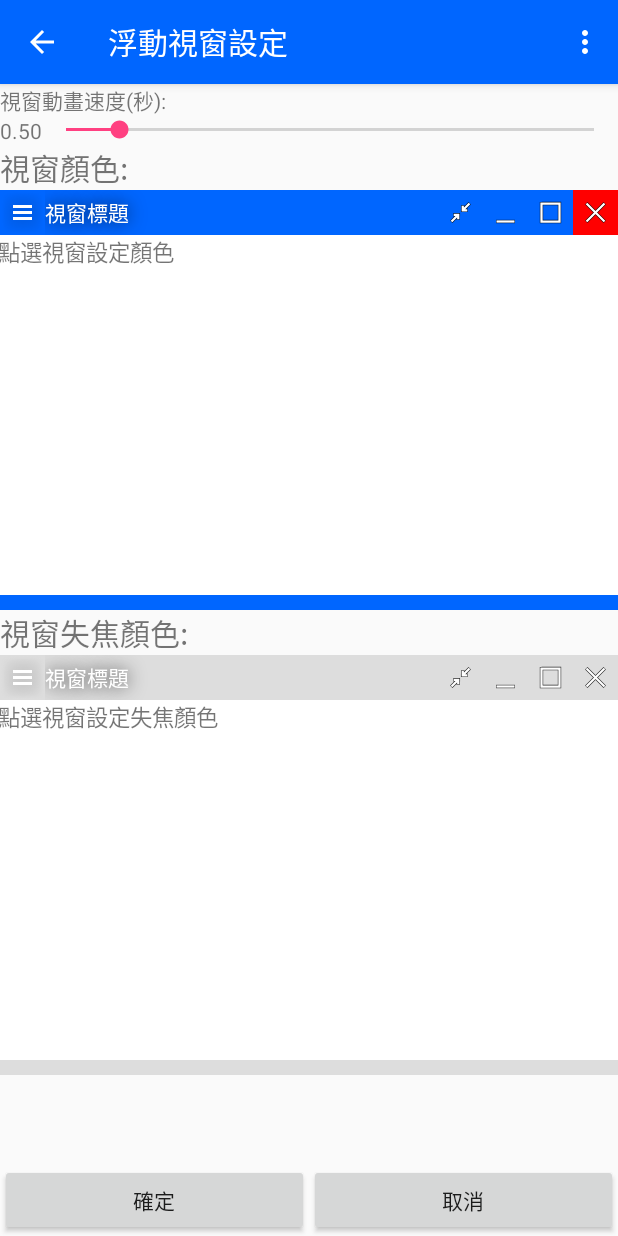
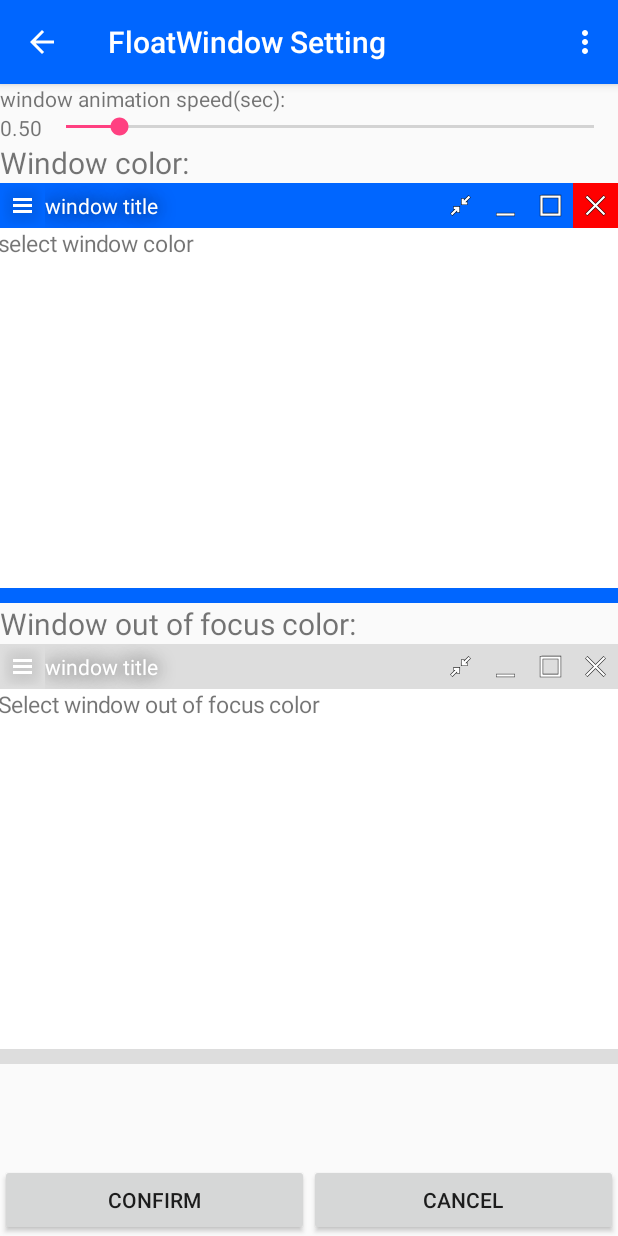
Before and after one commit to jack850628/FloatWindow, an Android app: the Setting screen opened directly, with no data from a screen before it, on a phone screen of 412 x 824 dp. Run offline under Robolectric (Android 15) with nearby library versions, the phone set to English and light mode, and no system bars; libraries missing offline, so code that uses them is left out: net.margaritov.preference.

Commit message:
多語系化

```diff
--- a/app/src/main/AndroidManifest.xml
+++ b/app/src/main/AndroidManifest.xml
@@ -30,7 +30,7 @@
                 <data android:scheme="https"/>
             </intent-filter>
         </activity>
-        <activity android:name=".Setup"/>
+        <activity android:name=".Setting"/>
         <service android:name=".FloatServer" android:hardwareAccelerated ="true"/>
     </application>
 
--- a/app/src/main/java/com/example/jack8/floatwindow/MainActivity.java
+++ b/app/src/main/java/com/example/jack8/floatwindow/MainActivity.java
@@ -33,11 +33,11 @@ public class MainActivity extends AppCompatActivity {
         if(url == null) {
             intent.putExtra("intent",FloatServer.OPEN_FLOAT_WINDOW);
             intent.putExtra("Layouts", new int[]{R.layout.webpage, R.layout.note_page, R.layout.window_context, R.layout.window_conetxt2});
-            intent.putExtra("Titles", new String[]{"網頁瀏覽器", "便條紙", "溫度轉換", "BMI轉換"});
+            intent.putExtra("Titles", new String[]{getResources().getString(R.string.web_browser), getResources().getString(R.string.note), getResources().getString(R.string.temperature_conversion), getResources().getString(R.string.BMI_conversion)});
         }else{
             intent.putExtra("intent",FloatServer.OPEN_EXTRA_URL);
             intent.putExtra("Layouts", new int[]{R.layout.webpage, R.layout.note_page});
-            intent.putExtra("Titles", new String[]{"網頁瀏覽器", "便條紙"});
+            intent.putExtra("Titles", new String[]{getResources().getString(R.string.web_browser), getResources().getString(R.string.note)});
             intent.putExtra("extra_url",url);
         }
 
--- a/app/src/main/java/com/example/jack8/floatwindow/Setup.java
+++ b/app/src/main/java/com/example/jack8/floatwindow/Setting.java
@@ -24,7 +24,7 @@ import net.margaritov.preference.colorpicker.ColorPickerDialog;
 
 import java.util.ArrayList;
 
-public class Setup extends AppCompatActivity {
+public class Setting extends AppCompatActivity {
     WindowColor wColor;
     ViewGroup windowsBackground,titleBar,sizeBar,microMaxButtonBackground,closeButtonBackground;
     ViewGroup windowsBackgroundNotFoucs,titleBarNotFoucs,sizeBarNotFoucs,microMaxButtonBackgroundNotFoucs,closeButtonBackgroundNotFoucs;
@@ -33,13 +33,13 @@ public class Setup extends AppCompatActivity {
     @Override
     protected void onCreate(Bundle savedInstanceState) {
         super.onCreate(savedInstanceState);
-        setContentView(R.layout.setup);
+        setContentView(R.layout.setting);
         wColor=new WindowColor(this);
         getSupportActionBar().setDisplayHomeAsUpEnabled(true);
         getSupportActionBar().setBackgroundDrawable(new ColorDrawable(wColor.getTitleBar()));//設定標題列顏色
         if (Build.VERSION.SDK_INT>=Build.VERSION_CODES.LOLLIPOP)//判斷作業系統是否大於等於Android 5.0
             getWindow().setStatusBarColor(wColor.getTitleBar());//設定通知列顏色
-        setTitle("浮動視窗設定");
+        setTitle(getString(R.string.float_window_setting));
 
         secondSet=(SeekBar) findViewById(R.id.secondSet);
         secondSet.setOnSeekBarChangeListener(new SeekBar.OnSeekBarChangeListener() {
@@ -64,12 +64,12 @@ public class Setup extends AppCompatActivity {
         ViewGroup content = (ViewGroup)findViewById(R.id.content);
         View FoucsWindow,NotFoucsWindow;
         TextView windowColorSetTitle=new TextView(this);
-        windowColorSetTitle.setText("視窗顏色:");
+        windowColorSetTitle.setText(getString(R.string.window_color));
         windowColorSetTitle.setTextSize(20f);
         content.addView(windowColorSetTitle);
         content.addView(FoucsWindow=LayoutInflater.from(this).inflate(R.layout.window,null));
         TextView windowNotFoucsColorNotFoucsSetTitle=new TextView(this);
-        windowNotFoucsColorNotFoucsSetTitle.setText("視窗失焦顏色:");
+        windowNotFoucsColorNotFoucsSetTitle.setText(getString(R.string.window_out_of_focus_color));
         windowNotFoucsColorNotFoucsSetTitle.setTextSize(20f);
         content.addView(windowNotFoucsColorNotFoucsSetTitle);
         content.addView(NotFoucsWindow=LayoutInflater.from(this).inflate(R.layout.window,null));
@@ -77,7 +77,7 @@ public class Setup extends AppCompatActivity {
 
         //-------------------------初始化一般視窗設定畫面----------------------------
         TextView prompt=new TextView(this);
-        prompt.setText("點選視窗設定顏色");
+        prompt.setText(getString(R.string.select_window_color));
         prompt.setTextSize(15f);
         ((ViewGroup) FoucsWindow.findViewById(R.id.wincon)).addView(prompt);
 
@@ -96,11 +96,11 @@ public class Setup extends AppCompatActivity {
         FoucsWindow.findViewById(R.id.menu).setOnClickListener(setColor);
         FoucsWindow.findViewById(R.id.close_button).setOnClickListener(setColor);
         closeButtonBackground=(ViewGroup) FoucsWindow.findViewById(R.id.close_button_background);
-        ((TextView)FoucsWindow.findViewById(R.id.title)).setText("視窗標題");
+        ((TextView)FoucsWindow.findViewById(R.id.title)).setText(getString(R.string.window_title));
         //---------------------------------------------------------------------------
         //-------------------------初始化失焦視窗設定畫面----------------------------
         TextView promptNotFoucs=new TextView(this);
-        promptNotFoucs.setText("點選視窗設定失焦顏色");
+        promptNotFoucs.setText(getString(R.string.select_window_out_of_focus_color));
         promptNotFoucs.setTextSize(15f);
         ((ViewGroup) NotFoucsWindow.findViewById(R.id.wincon)).addView(promptNotFoucs);
 
@@ -119,7 +119,7 @@ public class Setup extends AppCompatActivity {
         NotFoucsWindow.findViewById(R.id.menu).setOnClickListener(setColorForNotFoucs);
         NotFoucsWindow.findViewById(R.id.close_button).setOnClickListener(setColorForNotFoucs);
         closeButtonBackgroundNotFoucs=(ViewGroup) NotFoucsWindow.findViewById(R.id.close_button_background);
-        ((TextView)NotFoucsWindow.findViewById(R.id.title)).setText("視窗標題");
+        ((TextView)NotFoucsWindow.findViewById(R.id.title)).setText(getString(R.string.window_title));
 
         microMaxButtonBackgroundNotFoucs.setBackgroundColor(wColor.getWindowNotFoucs());
         titleBarNotFoucs.setBackgroundColor(wColor.getWindowNotFoucs());
@@ -138,8 +138,8 @@ public class Setup extends AppCompatActivity {
                 case R.id.title_bar:
                 case R.id.size:
                 case R.id.menu:
-                    dialog = new ColorPickerDialog(Setup.this, wColor.getTitleBar());
-                    dialog.setTitle("選擇顏色");
+                    dialog = new ColorPickerDialog(Setting.this, wColor.getTitleBar());
+                    dialog.setTitle(getString(R.string.select_color));
                     dialog.setOnColorChangedListener(new ColorPickerDialog.OnColorChangedListener() {
                         @Override
                         public void onColorChanged(int color) {
@@ -156,8 +156,8 @@ public class Setup extends AppCompatActivity {
                 case R.id.hide:
                 case R.id.max:
                 case R.id.mini:
-                    dialog = new ColorPickerDialog(Setup.this, wColor.getMicroMaxButtonBackground());
-                    dialog.setTitle("選擇顏色");
+                    dialog = new ColorPickerDialog(Setting.this, wColor.getMicroMaxButtonBackground());
+                    dialog.setTitle(getString(R.string.select_color));
                     dialog.setOnColorChangedListener(new ColorPickerDialog.OnColorChangedListener() {
                         @Override
                         public void onColorChanged(int color) {
@@ -167,8 +167,8 @@ public class Setup extends AppCompatActivity {
                     });
                     break;
                 case R.id.close_button:
-                    dialog = new ColorPickerDialog(Setup.this, wColor.getCloseButtonBackground());
-                    dialog.setTitle("選擇顏色");
+                    dialog = new ColorPickerDialog(Setting.this, wColor.getCloseButtonBackground());
+                    dialog.setTitle(getString(R.string.select_color));
                     dialog.setOnColorChangedListener(new ColorPickerDialog.OnColorChangedListener() {
                         @Override
                         public void onColorChanged(int color) {
@@ -178,8 +178,8 @@ public class Setup extends AppCompatActivity {
                     });
                     break;
                 case R.id.menu_list_and_context:
-                    dialog = new ColorPickerDialog(Setup.this, wColor.getWindowBackground());
-                    dialog.setTitle("選擇顏色");
+                    dialog = new ColorPickerDialog(Setting.this, wColor.getWindowBackground());
+                    dialog.setTitle(getString(R.string.select_color));
                     dialog.setOnColorChangedListener(new ColorPickerDialog.OnColorChangedListener() {
                         @Override
                         public void onColorChanged(int color) {
@@ -197,8 +197,8 @@ public class Setup extends AppCompatActivity {
     View.OnClickListener setColorForNotFoucs=new View.OnClickListener() {
         @Override
         public void onClick(View v) {
-            ColorPickerDialog dialog = new ColorPickerDialog(Setup.this, wColor.getWindowNotFoucs());
-            dialog.setTitle("選擇顏色");
+            ColorPickerDialog dialog = new ColorPickerDialog(Setting.this, wColor.getWindowNotFoucs());
+            dialog.setTitle(getString(R.string.select_color));
             dialog.setOnColorChangedListener(new ColorPickerDialog.OnColorChangedListener() {
                 @Override
                 public void onColorChanged(int color) {
@@ -217,7 +217,7 @@ public class Setup extends AppCompatActivity {
         @Override
         public void onClick(View v) {
             if(v.getId()==R.id.ok) {
-                WindowConfig.setWindowSpeed(Setup.this,secondSet.getProgress());
+                WindowConfig.setWindowSpeed(Setting.this,secondSet.getProgress());
                 wColor.save();
             }
             finish();
@@ -233,7 +233,7 @@ public class Setup extends AppCompatActivity {
     }
     @Override
     public boolean onCreateOptionsMenu(Menu menu) {
-        menu.add(0,0,0,"關於");
+        menu.add(0,0,0,getString(R.string.about));
         return true;
     }
     @Override
@@ -247,7 +247,7 @@ public class Setup extends AppCompatActivity {
                         this,
                         (WindowManager) getSystemService(Context.WINDOW_SERVICE),
                         new int[]{R.layout.about},
-                        new String[]{"關於"},
+                        new String[]{getString(R.string.about)},
                         60,
                         60,
                         (int)(110*this.getResources().getDisplayMetrics().density),
--- a/app/src/main/res/layout/about.xml
+++ b/app/src/main/res/layout/about.xml
@@ -26,7 +26,7 @@
             android:shadowDx="0"
             android:shadowDy="0"
             android:shadowRadius="15"
-            android:text="FloatWindow"
+            android:text="@string/app_name"
             android:textSize="18sp"
             android:textStyle="bold" />
 
@@ -39,7 +39,7 @@
             android:shadowDx="0"
             android:shadowDy="0"
             android:shadowRadius="15"
-            android:text="版本:1.1.0" />
+            android:text="@string/version" />
     </LinearLayout>
 
 </LinearLayout>
--- a/app/src/main/res/layout/setup.xml
+++ b/app/src/main/res/layout/setting.xml
@@ -19,7 +19,7 @@
             <TextView
                 android:layout_width="match_parent"
                 android:layout_height="wrap_content"
-                android:text="視窗動畫速度(秒):" />
+                android:text="@string/window_animation_speed_sec" />
 
             <LinearLayout
                 android:layout_width="match_parent"
@@ -57,7 +57,7 @@
             android:layout_height="wrap_content"
             android:layout_weight="1"
             android:layout_gravity="bottom"
-            android:text="確定" />
+            android:text="@string/confirm" />
 
         <Button
             android:id="@+id/no"
@@ -65,7 +65,7 @@
             android:layout_height="wrap_content"
             android:layout_weight="1"
             android:layout_gravity="bottom"
-            android:text="取消" />
+            android:text="@string/cancel" />
     </LinearLayout>
 
 </LinearLayout>
--- a/app/src/main/res/values/strings.xml
+++ b/app/src/main/res/values/strings.xml
@@ -1,3 +1,42 @@
 <resources>
-    <string name="app_name">浮動視窗</string>
+    <string name="app_name">FloatWindow</string>
+    <string name="version">ver:1.1.0"</string>
+
+    <string name="web_browser">Web Browser</string>
+    <string name="note">Note</string>
+    <string name="temperature_conversion">Temperature Cnversion</string>
+    <string name="BMI_conversion">BMI Cnversion</string>
+    <string name="setting">Setting</string>
+    <string name="windows_list">Windows List</string>
+    <string name="float_window_enabled">Float window enabled</string>
+    <string name="open_page_of">Open page of?</string>
+    <string name="web_say">Web say</string>
+    <string name="confirm">confirm</string>
+    <string name="cancel">cancel</string>
+    <string name="open_link">Open link</string>
+    <string name="open_link_in_new_window">Open link in new window</string>
+    <string name="copy_link">Copy link</string>
+    <string name="copyed">copyed</string>
+    <string name="share_the_website">share the website</string>
+    <string name="open_to_other_browser">open to other browser</string>
+    <string name="select_APP">select APP</string>
+    <string name="select_browser">select browser</string>
+    <string name="temperature">temperature</string>
+    <string name="conversion_to_fah">to °F</string>
+    <string name="conversion_to_celsius">to°C</string>
+    <string name="height">height</string>
+    <string name="cm">cm</string>
+    <string name="weight">weight</string>
+    <string name="kg">kg</string>
+    <string name="conversion">conversion</string>
+
+    <string name="window_animation_speed_sec">window animation speed(sec):</string>
+    <string name="float_window_setting">FloatWindow Setting</string>
+    <string name="window_color">Window color:</string>
+    <string name="window_out_of_focus_color">Window out of focus color:</string>
+    <string name="select_window_color">select window color</string>
+    <string name="window_title">window title</string>
+    <string name="select_window_out_of_focus_color">Select window out of focus color</string>
+    <string name="select_color">select color</string>
+    <string name="about">About</string>
 </resources>
```
Also changed, not shown: app/src/main/java/com/example/jack8/floatwindow/FloatServer.java (+16 -16 lines), app/src/main/java/com/example/jack8/floatwindow/initWindow.java (+14 -14 lines), app/src/main/res/layout/window_conetxt2.xml (+44 -38 lines), app/src/main/res/layout/window_context.xml (+29 -21 lines), 3 other files.
